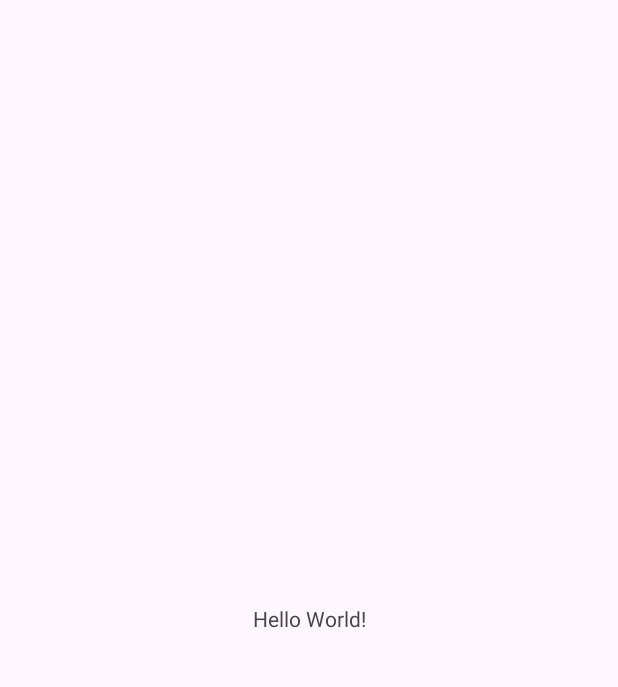
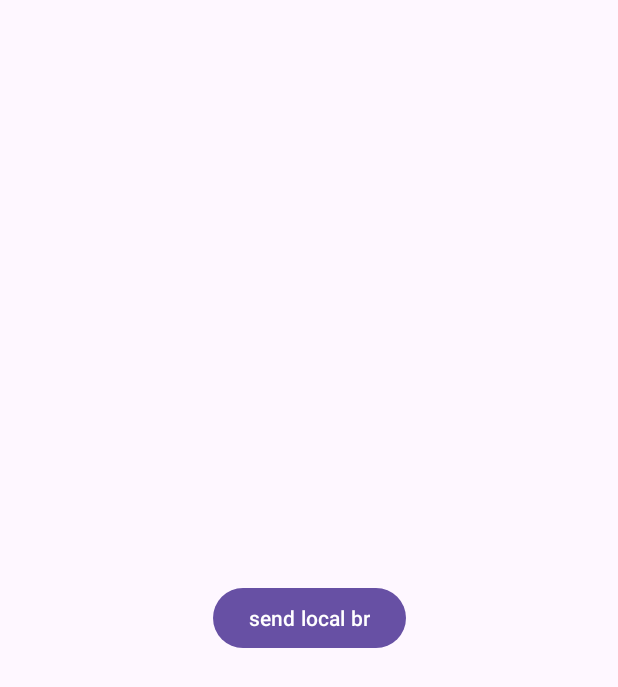
Before and after one commit to ranjanproject/broadcastreceiver, an Android app: the screen it shows after launch (MainActivity), on a phone screen of 412 x 824 dp. Before the commit the part shown is almost empty. Shown: the top 687 px of the screen. Run offline under Robolectric (Android 15) with nearby library versions, the phone set to English and light mode, and no system bars.

Commit message:
#comment local broadcast added

```diff
--- a/app/src/main/AndroidManifest.xml
+++ b/app/src/main/AndroidManifest.xml
@@ -25,7 +25,7 @@
         <receiver android:name=".MyBroadcastReceiver"
             android:exported="true">
             <intent-filter >
-                <action android:name="android.intent.action.AIRPLANE_MODE"/>
+                <action android:name="MyAction"/>
             </intent-filter>
         </receiver>
     </application>
--- a/app/src/main/java/com/example/receivebr/MainActivity.kt
+++ b/app/src/main/java/com/example/receivebr/MainActivity.kt
@@ -4,18 +4,33 @@ import android.content.Intent
 import android.content.IntentFilter
 import androidx.appcompat.app.AppCompatActivity
 import android.os.Bundle
+import android.widget.Button
+import androidx.localbroadcastmanager.content.LocalBroadcastManager
 
 class MainActivity : AppCompatActivity() {
     lateinit var myBroadcastReceiver: MyBroadcastReceiver
+    lateinit var localBroadcastManager: LocalBroadcastManager
+
     override fun onCreate(savedInstanceState: Bundle?) {
         super.onCreate(savedInstanceState)
         setContentView(R.layout.activity_main)
 
         myBroadcastReceiver = MyBroadcastReceiver()
+
         val intentFilter = IntentFilter()
-        intentFilter.addAction(Intent.ACTION_AIRPLANE_MODE_CHANGED)
+        intentFilter.addAction("MyAction")
+        localBroadcastManager = LocalBroadcastManager.getInstance(this)
+        localBroadcastManager.registerReceiver(myBroadcastReceiver, intentFilter)
 
-        registerReceiver(myBroadcastReceiver, intentFilter)
+        initView()
+
+    }
+
+    private fun initView() {
+       val  btn = findViewById<Button>(R.id.send_btn)
+        btn.setOnClickListener {
+            localBroadcastManager.sendBroadcast(Intent("MyAction"))
+        }
     }
 
     override fun onStart() {
--- a/app/src/main/java/com/example/receivebr/MyBroadcastReceiver.kt
+++ b/app/src/main/java/com/example/receivebr/MyBroadcastReceiver.kt
@@ -9,9 +9,9 @@ class MyBroadcastReceiver: BroadcastReceiver() {
 
     override fun onReceive(p0: Context?, p1: Intent?) {
         p1?.action?.let {
-           val isAeroplaneModeON = p1.getBooleanExtra("state", false)
-           val name = if(isAeroplaneModeON) "AeroplaneMode is On" else "AeroplaneMode is off"
-            Toast.makeText(p0, name, Toast.LENGTH_LONG).show()
+//           val isAeroplaneModeON = p1.getBooleanExtra("state", false)
+//           val name = if(isAeroplaneModeON) "AeroplaneMode is On" else "AeroplaneMode is off"
+            Toast.makeText(p0, "local broadcast triggered", Toast.LENGTH_LONG).show()
         }
     }
 
--- a/app/src/main/res/layout/activity_main.xml
+++ b/app/src/main/res/layout/activity_main.xml
@@ -6,13 +6,15 @@
     android:layout_height="match_parent"
     tools:context=".MainActivity">
 
-    <TextView
+    <Button
+        android:id="@+id/send_btn"
         android:layout_width="wrap_content"
         android:layout_height="wrap_content"
-        android:text="Hello World!"
+        android:text="send local br"
         app:layout_constraintBottom_toBottomOf="parent"
         app:layout_constraintEnd_toEndOf="parent"
         app:layout_constraintStart_toStartOf="parent"
         app:layout_constraintTop_toTopOf="parent" />
 
+
 </androidx.constraintlayout.widget.ConstraintLayout>
```
